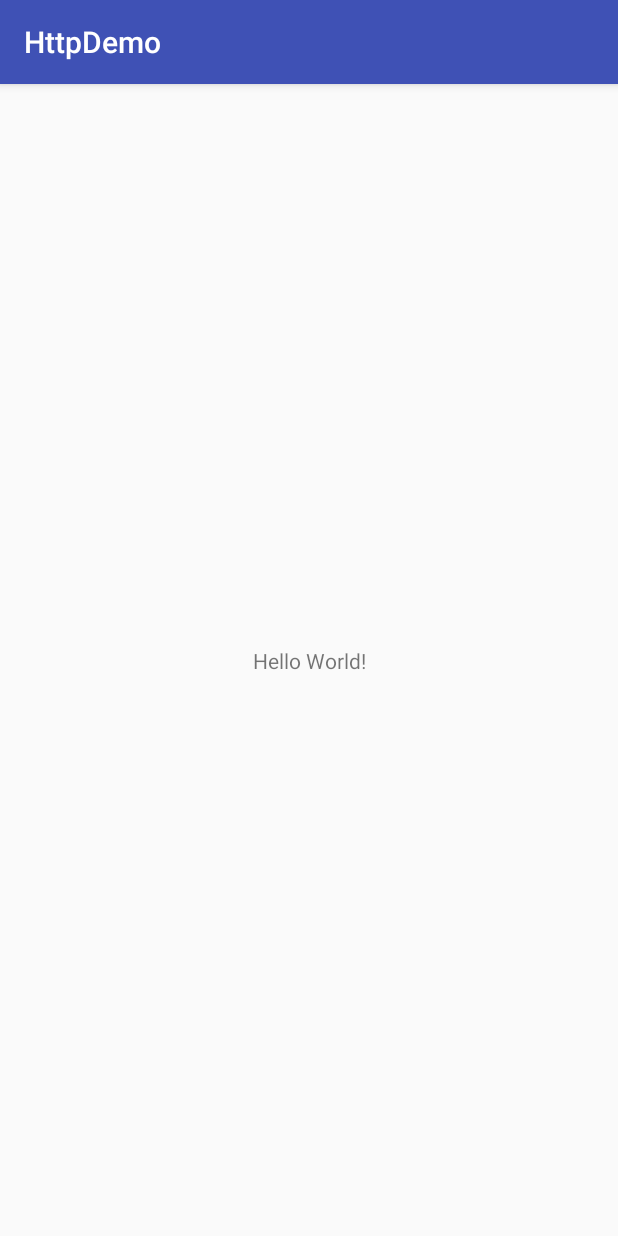
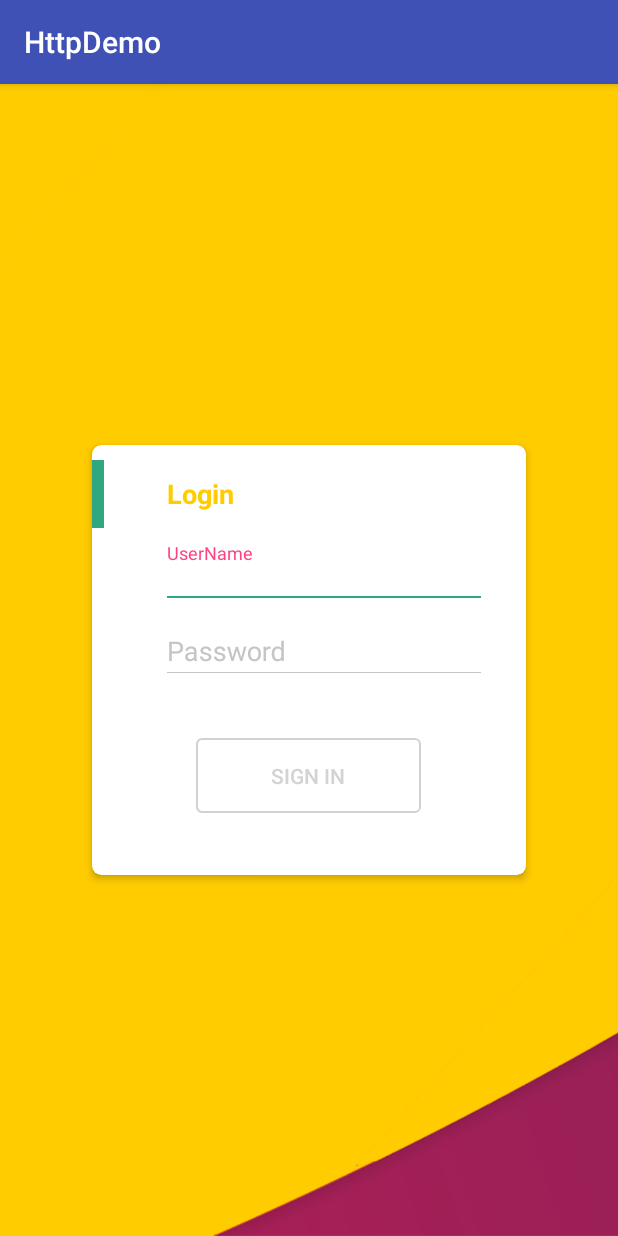
Before and after one commit to mengtrue/SmartProduct, an Android app: the screen it shows after launch (MainActivity before the commit, LoginActivity after it), on a phone screen of 412 x 824 dp. Run offline under Robolectric (Android 15) with nearby library versions, the phone set to English and light mode, and no system bars.

Commit message:
add Material login activity

```diff
--- a/HttpDemo/app/src/main/AndroidManifest.xml
+++ b/HttpDemo/app/src/main/AndroidManifest.xml
@@ -3,13 +3,14 @@
     package="com.smart.httpdemo">
 
     <application
+        android:name=".MainApplication"
         android:allowBackup="true"
         android:icon="@mipmap/ic_launcher"
         android:label="@string/app_name"
         android:roundIcon="@mipmap/ic_launcher_round"
         android:supportsRtl="true"
         android:theme="@style/AppTheme">
-        <activity android:name=".MainActivity">
+        <activity android:name=".activity.LoginActivity">
             <intent-filter>
                 <action android:name="android.intent.action.MAIN" />
 
--- a/HttpDemo/app/src/main/java/com/smart/httpdemo/MainActivity.java
+++ /dev/null
@@ -1,13 +0,0 @@
-package com.smart.httpdemo;
-
-import android.support.v7.app.AppCompatActivity;
-import android.os.Bundle;
-
-public class MainActivity extends AppCompatActivity {
-
-    @Override
-    protected void onCreate(Bundle savedInstanceState) {
-        super.onCreate(savedInstanceState);
-        setContentView(R.layout.activity_main);
-    }
-}
--- /dev/null
+++ b/HttpDemo/app/src/main/java/com/smart/httpdemo/MainApplication.java
@@ -0,0 +1,71 @@
+package com.smart.httpdemo;
+
+import android.app.Activity;
+import android.app.Application;
+import android.content.Context;
+import android.os.Bundle;
+import android.support.annotation.StringRes;
+
+import com.blankj.utilcode.util.LogUtils;
+import com.blankj.utilcode.util.Utils;
+
+public class MainApplication extends Application {
+    private static final String TAG = MainApplication.class.getSimpleName();
+    /**
+     * the running activity number
+     * if the count is zero, the APP not run
+     */
+    private static int mActivityCount = 0;
+
+    private LogUtils.Config mLogConfig = null;
+
+    @Override
+    public void onCreate() {
+        super.onCreate();
+        Utils.init(this);
+        this.registerActivityLifecycleCallbacks(new SmartActivityLifeCycleCallback());
+        mLogConfig = LogUtils.getConfig();
+        LogUtils.dTag(TAG, mLogConfig);
+    }
+
+    /**
+     * get resource string from resId
+     * @param resId
+     * @return the resource string
+     */
+    public String getResString(@StringRes int resId) {
+        Context context = getApplicationContext();
+        return (context == null) ? null : context.getResources().getString(resId);
+    }
+
+    public int getRunningActivityCount() {
+        return mActivityCount;
+    }
+
+    private class SmartActivityLifeCycleCallback implements ActivityLifecycleCallbacks {
+        @Override
+        public void onActivityCreated(Activity activity, Bundle bundle) {
+            mActivityCount++;
+        }
+
+        @Override
+        public void onActivityDestroyed(Activity activity) {
+            mActivityCount--;
+        }
+
+        @Override
+        public void onActivityResumed(Activity activity) {}
+
+        @Override
+        public void onActivitySaveInstanceState(Activity activity, Bundle bundle) {}
+
+        @Override
+        public void onActivityStopped(Activity activity) {}
+
+        @Override
+        public void onActivityStarted(Activity activity) {}
+
+        @Override
+        public void onActivityPaused(Activity activity) {}
+    }
+}
--- /dev/null
+++ b/HttpDemo/app/src/main/java/com/smart/httpdemo/activity/BaseActivity.java
@@ -0,0 +1,51 @@
+package com.smart.httpdemo.activity;
+
+import android.content.Intent;
+import android.os.Bundle;
+import android.support.annotation.Nullable;
+import android.support.v7.app.AppCompatActivity;
+
+public class BaseActivity extends AppCompatActivity {
+    protected String TAG;
+
+    @Override
+    protected void onCreate(@Nullable Bundle savedInstanceState) {
+        super.onCreate(savedInstanceState);
+        TAG = this.getClass().getSimpleName();
+    }
+
+    @Override
+    protected void onStart() {
+        super.onStart();
+    }
+
+    @Override
+    protected void onResume() {
+        super.onResume();
+    }
+
+    @Override
+    protected void onPause() {
+        super.onPause();
+    }
+
+    @Override
+    protected void onStop() {
+        super.onStop();
+    }
+
+    @Override
+    protected void onRestart() {
+        super.onRestart();
+    }
+
+    @Override
+    protected void onDestroy() {
+        super.onDestroy();
+    }
+
+    @Override
+    protected void onActivityResult(int requestCode, int resultCode, Intent intent) {
+        super.onActivityResult(requestCode, resultCode, intent);
+    }
+}
--- /dev/null
+++ b/HttpDemo/app/src/main/java/com/smart/httpdemo/activity/LoginActivity.java
@@ -0,0 +1,32 @@
+package com.smart.httpdemo.activity;
+
+import android.os.Bundle;
+import android.support.v7.widget.CardView;
+import android.widget.Button;
+import android.widget.EditText;
+
+import com.smart.httpdemo.R;
+
+public class LoginActivity extends BaseActivity {
+
+    private static final String TAG = LoginActivity.class.getSimpleName();
+
+    private EditText etUsername;
+    private EditText etPassword;
+    private Button btSignin;
+    private CardView cardView;
+
+    @Override
+    protected void onCreate(Bundle savedInstanceState) {
+        super.onCreate(savedInstanceState);
+        setContentView(R.layout.activity_login);
+        initView();
+    }
+
+    private void initView() {
+        etUsername = findViewById(R.id.et_username);
+        etPassword = findViewById(R.id.et_password);
+        btSignin = findViewById(R.id.bt_enter);
+        cardView = findViewById(R.id.cardView);
+    }
+}
--- /dev/null
+++ b/HttpDemo/app/src/main/res/drawable/bg_input_cursor.xml
@@ -0,0 +1,7 @@
+<?xml version="1.0" encoding="utf-8"?>
+<shape xmlns:android="http://schemas.android.com/apk/res/android"
+    android:shape="rectangle">
+    <size android:width="1dp"
+        />
+    <solid android:color="#2fa881"/>
+</shape>
--- /dev/null
+++ b/HttpDemo/app/src/main/res/drawable/bt_shape.xml
@@ -0,0 +1,9 @@
+<?xml version="1.0" encoding="utf-8"?>
+<shape xmlns:android="http://schemas.android.com/apk/res/android" >
+
+    <corners android:radius="3dp" />
+
+    <stroke  android:width="1dp"
+        android:color="#d1d1d1" />
+
+</shape>
--- /dev/null
+++ b/HttpDemo/app/src/main/res/drawable/selector_bg_edit.xml
@@ -0,0 +1,49 @@
+<?xml version="1.0" encoding="utf-8"?>
+<selector xmlns:android="http://schemas.android.com/apk/res/android">
+
+    <item android:state_focused="true">
+        <layer-list>
+            <item
+                android:bottom="1dp"
+                android:left="-2dp"
+                android:right="-2dp"
+                android:top="-2dp">
+                <shape android:shape="rectangle">
+                    <stroke
+                        android:width="1dp"
+                        android:color="#2fa881"/>
+                </shape>
+            </item>
+        </layer-list>
+    </item>
+    <item android:state_pressed="true">
+        <layer-list>
+            <item
+                android:bottom="1dp"
+                android:left="-2dp"
+                android:right="-2dp"
+                android:top="-2dp">
+                <shape android:shape="rectangle">
+                    <stroke
+                        android:width="1dp"
+                        android:color="#2fa881"/>
+                </shape>
+            </item>
+        </layer-list>
+    </item>
+    <item >
+        <layer-list>
+            <item
+                android:bottom="1dp"
+                android:left="-2dp"
+                android:right="-2dp"
+                android:top="-2dp">
+                <shape android:shape="rectangle">
+                    <stroke
+                        android:width="0.5dp"
+                        android:color="#c5c5c5"/>
+                </shape>
+            </item>
+        </layer-list>
+    </item>
+</selector>
--- /dev/null
+++ b/HttpDemo/app/src/main/res/drawable/state_list_animator_z.xml
@@ -0,0 +1,19 @@
+<?xml version="1.0" encoding="utf-8"?>
+<selector xmlns:android="http://schemas.android.com/apk/res/android">
+    <item android:state_pressed="true">
+        <set>
+            <objectAnimator android:propertyName="rotationX"
+                android:duration="@android:integer/config_shortAnimTime"
+                android:valueTo="180"
+                android:valueType="floatType"/>
+        </set>
+    </item>
+    <item android:state_pressed="false">
+        <set>
+            <objectAnimator android:propertyName="rotationX"
+                android:duration="@android:integer/config_shortAnimTime"
+                android:valueTo="0"
+                android:valueType="floatType"/>
+        </set>
+    </item>
+</selector>
--- /dev/null
+++ b/HttpDemo/app/src/main/res/layout/activity_login.xml
@@ -0,0 +1,108 @@
+<?xml version="1.0" encoding="utf-8"?>
+<RelativeLayout xmlns:android="http://schemas.android.com/apk/res/android"
+    xmlns:app="http://schemas.android.com/apk/res-auto"
+    xmlns:tools="http://schemas.android.com/tools"
+    android:layout_width="match_parent"
+    android:layout_height="match_parent"
+    android:background="@drawable/bg"
+    tools:context=".activity.LoginActivity">
+
+    <android.support.v7.widget.CardView
+        android:layout_width="300dp"
+        android:layout_height="300dp"
+        app:cardCornerRadius="6dp"
+        app:cardElevation="3dp"
+        app:cardUseCompatPadding="true"
+        android:layout_centerInParent="true"
+        android:id="@+id/cardView">
+        <LinearLayout
+            android:layout_width="match_parent"
+            android:layout_height="match_parent"
+            android:orientation="vertical">
+            <RelativeLayout
+                android:layout_marginTop="10dp"
+                android:layout_width="match_parent"
+                android:layout_height="45dp">
+                <View
+                    android:layout_alignParentStart="true"
+                    android:layout_width="8dp"
+                    android:layout_height="match_parent"
+                    android:background="#2fa881" />
+                <TextView
+                    android:layout_centerVertical="true"
+                    android:layout_width="wrap_content"
+                    android:layout_height="wrap_content"
+                    android:layout_marginStart="50dp"
+                    android:text="@string/login"
+                    android:textColor="#FFCC00"
+                    android:textSize="18sp"
+                    android:textStyle="bold" />
+            </RelativeLayout>
+            <LinearLayout
+                android:layout_marginTop="10dp"
+                android:paddingStart="50dp"
+                android:paddingEnd="30dp"
+                android:orientation="horizontal"
+                android:layout_width="match_parent"
+                android:layout_height="50dp">
+                <android.support.design.widget.TextInputLayout
+                    android:textColorHint="#c5c5c5"
+                    android:layout_width="match_parent"
+                    android:layout_height="wrap_content">
+                    <EditText
+                        android:textSize="18sp"
+                        android:hint="@string/login_username"
+                        android:textColor="#2fa881"
+                        android:id="@+id/et_username"
+                        android:layout_width="match_parent"
+                        android:layout_height="wrap_content"
+                        android:inputType="textPersonName"
+                        android:background="@drawable/selector_bg_edit"
+                        android:textCursorDrawable="@drawable/bg_input_cursor"
+                        android:paddingBottom="2dp" />
+                </android.support.design.widget.TextInputLayout>
+            </LinearLayout>
+            <LinearLayout
+                android:paddingStart="50dp"
+                android:paddingEnd="30dp"
+                android:orientation="horizontal"
+                android:layout_width="match_parent"
+                android:layout_height="50dp">
+                <android.support.design.widget.TextInputLayout
+                    android:textColorHint="#c5c5c5"
+                    android:layout_width="match_parent"
+                    android:layout_height="wrap_content">
+                    <EditText
+                        android:textSize="18sp"
+                        android:hint="@string/login_password"
+                        android:textColor="#2fa881"
+                        android:id="@+id/et_password"
+                        android:layout_width="match_parent"
+                        android:layout_height="wrap_content"
+                        android:inputType="textPassword"
+                        android:background="@drawable/selector_bg_edit"
+                        android:textCursorDrawable="@drawable/bg_input_cursor"
+                        android:paddingBottom="2dp"/>
+                </android.support.design.widget.TextInputLayout>
+            </LinearLayout>
+            <RelativeLayout
+                android:layout_marginTop="25dp"
+                android:gravity="center"
+                android:layout_width="match_parent"
+                android:layout_height="60dp">
+                <Button
+                    android:id="@+id/bt_enter"
+                    android:background="@drawable/bt_shape"
+                    android:stateListAnimator="@drawable/state_list_animator_z"
+                    android:layout_width="150dp"
+                    android:layout_height="50dp"
+                    android:text="@string/login_enter"
+                    android:textColor="#d3d3d3">
+                </Button>
+            </RelativeLayout>
+
+        </LinearLayout>
+
+    </android.support.v7.widget.CardView>
+
+</RelativeLayout>
--- a/HttpDemo/app/src/main/res/layout/activity_main.xml
+++ /dev/null
@@ -1,18 +0,0 @@
-<?xml version="1.0" encoding="utf-8"?>
-<android.support.constraint.ConstraintLayout xmlns:android="http://schemas.android.com/apk/res/android"
-    xmlns:app="http://schemas.android.com/apk/res-auto"
-    xmlns:tools="http://schemas.android.com/tools"
-    android:layout_width="match_parent"
-    android:layout_height="match_parent"
-    tools:context=".MainActivity">
-
-    <TextView
-        android:layout_width="wrap_content"
-        android:layout_height="wrap_content"
-        android:text="Hello World!"
-        app:layout_constraintBottom_toBottomOf="parent"
-        app:layout_constraintLeft_toLeftOf="parent"
-        app:layout_constraintRight_toRightOf="parent"
-        app:layout_constraintTop_toTopOf="parent" />
-
-</android.support.constraint.ConstraintLayout>
--- a/HttpDemo/app/src/main/res/values/strings.xml
+++ b/HttpDemo/app/src/main/res/values/strings.xml
@@ -1,3 +1,7 @@
 <resources>
     <string name="app_name">HttpDemo</string>
+    <string name="login">Login</string>
+    <string name="login_username">UserName</string>
+    <string name="login_password">Password</string>
+    <string name="login_enter">Sign In</string>
 </resources>
```
Also changed, not shown: HttpDemo/app/src/main/res/drawable/bg.png (added).
